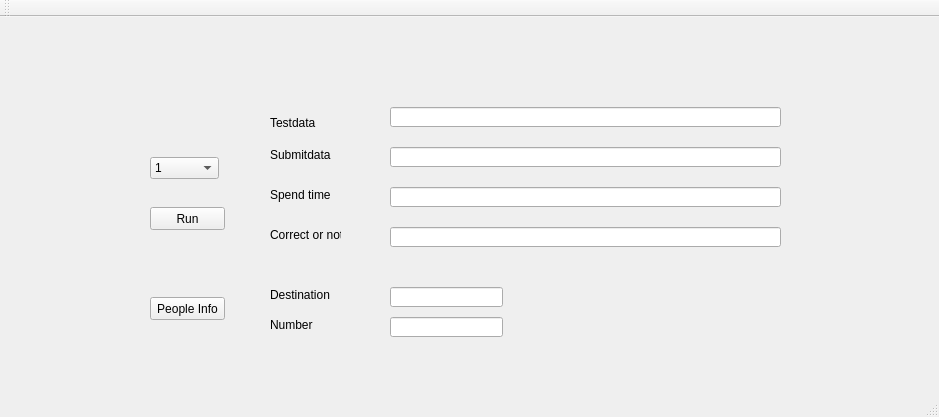
This is mainwindow.ui in eric56421/AOOP-Final-Project as Qt 5 draws it before an edit. The edited form follows.
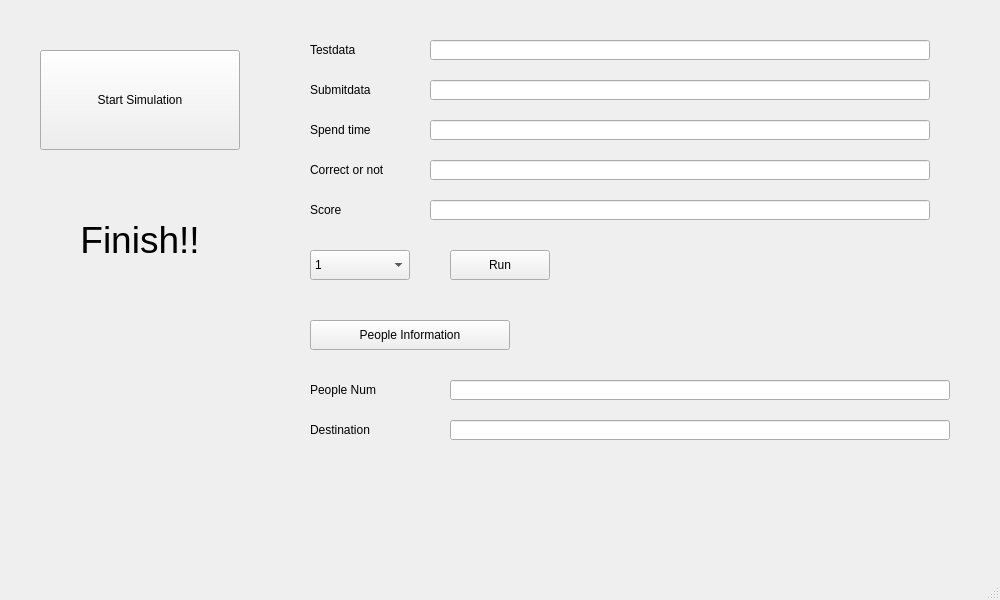
This is the edited form.

Patch:
```diff
--- a/mainwindow.ui
+++ b/mainwindow.ui
@@ -6,8 +6,8 @@
    <rect>
     <x>0</x>
     <y>0</y>
-    <width>939</width>
-    <height>417</height>
+    <width>1000</width>
+    <height>600</height>
    </rect>
   </property>
   <property name="windowTitle">
@@ -17,10 +17,23 @@
    <widget class="QLabel" name="label_7">
     <property name="geometry">
      <rect>
-      <x>270</x>
-      <y>130</y>
-      <width>71</width>
-      <height>16</height>
+      <x>310</x>
+      <y>40</y>
+      <width>100</width>
+      <height>20</height>
+     </rect>
+    </property>
+    <property name="text">
+     <string>Testdata</string>
+    </property>
+   </widget>
+   <widget class="QLabel" name="SubmitdataLabel">
+    <property name="geometry">
+     <rect>
+      <x>310</x>
+      <y>80</y>
+      <width>100</width>
+      <height>20</height>
      </rect>
     </property>
     <property name="text">
@@ -30,10 +43,10 @@
    <widget class="QLabel" name="label_8">
     <property name="geometry">
      <rect>
-      <x>270</x>
-      <y>170</y>
-      <width>71</width>
-      <height>16</height>
+      <x>310</x>
+      <y>120</y>
+      <width>100</width>
+      <height>20</height>
      </rect>
     </property>
     <property name="text">
@@ -43,10 +56,10 @@
    <widget class="QLabel" name="label_9">
     <property name="geometry">
      <rect>
-      <x>270</x>
-      <y>210</y>
-      <width>71</width>
-      <height>16</height>
+      <x>310</x>
+      <y>160</y>
+      <width>100</width>
+      <height>20</height>
      </rect>
     </property>
     <property name="text">
@@ -56,100 +69,50 @@
    <widget class="QLineEdit" name="lineSubmitdata">
     <property name="geometry">
      <rect>
-      <x>390</x>
-      <y>130</y>
-      <width>391</width>
+      <x>430</x>
+      <y>40</y>
+      <width>500</width>
       <height>20</height>
      </rect>
     </property>
-    <property name="inputMask">
-     <string/>
-    </property>
-    <property name="readOnly">
-     <bool>true</bool>
-    </property>
    </widget>
-   <widget class="QLabel" name="label_10">
+   <widget class="QLineEdit" name="SubmitdataLine">
     <property name="geometry">
      <rect>
-      <x>270</x>
-      <y>100</y>
-      <width>47</width>
-      <height>12</height>
-     </rect>
-    </property>
-    <property name="text">
-     <string>Testdata</string>
-    </property>
-   </widget>
-   <widget class="QLineEdit" name="lineCorrect">
-    <property name="geometry">
-     <rect>
-      <x>390</x>
-      <y>210</y>
-      <width>391</width>
+      <x>430</x>
+      <y>80</y>
+      <width>500</width>
       <height>20</height>
      </rect>
     </property>
-    <property name="inputMask">
-     <string/>
-    </property>
-    <property name="readOnly">
-     <bool>true</bool>
-    </property>
    </widget>
    <widget class="QLineEdit" name="lineTestdata">
     <property name="geometry">
      <rect>
-      <x>390</x>
-      <y>90</y>
-      <width>391</width>
+      <x>430</x>
+      <y>120</y>
+      <width>500</width>
       <height>20</height>
      </rect>
     </property>
-    <property name="inputMask">
-     <string/>
-    </property>
-    <property name="readOnly">
-     <bool>true</bool>
-    </property>
    </widget>
    <widget class="QLineEdit" name="lineSpendtime">
     <property name="geometry">
      <rect>
-      <x>390</x>
-      <y>170</y>
-      <width>391</width>
+      <x>430</x>
+      <y>160</y>
+      <width>500</width>
       <height>20</height>
      </rect>
     </property>
-    <property name="inputMask">
-     <string/>
-    </property>
-    <property name="readOnly">
-     <bool>true</bool>
-    </property>
    </widget>
-   <widget class="QPushButton" name="buttonRun">
+   <widget class="QComboBox" name="Slectfloorbox">
     <property name="geometry">
      <rect>
-      <x>150</x>
-      <y>190</y>
-      <width>75</width>
-      <height>23</height>
-     </rect>
-    </property>
-    <property name="text">
-     <string>Run</string>
-    </property>
-   </widget>
-   <widget class="QComboBox" name="comboBox">
-    <property name="geometry">
-     <rect>
-      <x>150</x>
-      <y>140</y>
-      <width>69</width>
-      <height>22</height>
+      <x>310</x>
+      <y>250</y>
+      <width>100</width>
+      <height>30</height>
      </rect>
     </property>
     <item>
@@ -203,46 +166,93 @@
      </property>
     </item>
    </widget>
-   <widget class="QLineEdit" name="linePeopleDes">
+   <widget class="QPushButton" name="RunButton">
     <property name="geometry">
      <rect>
-      <x>390</x>
-      <y>270</y>
-      <width>113</width>
-      <height>20</height>
+      <x>450</x>
+      <y>250</y>
+      <width>100</width>
+      <height>30</height>
      </rect>
     </property>
+    <property name="text">
+     <string>Run</string>
+    </property>
    </widget>
-   <widget class="QLineEdit" name="linePeopleNum">
+   <widget class="QPushButton" name="StartSimulationButton">
     <property name="geometry">
      <rect>
-      <x>390</x>
-      <y>300</y>
-      <width>113</width>
-      <height>20</height>
+      <x>40</x>
+      <y>50</y>
+      <width>200</width>
+      <height>100</height>
      </rect>
     </property>
+    <property name="text">
+     <string>Start Simulation</string>
+    </property>
    </widget>
    <widget class="QPushButton" name="buttonPeopleInfo">
     <property name="geometry">
      <rect>
-      <x>150</x>
-      <y>280</y>
-      <width>75</width>
-      <height>23</height>
+      <x>310</x>
+      <y>320</y>
+      <width>200</width>
+      <height>30</height>
      </rect>
     </property>
     <property name="text">
-     <string>People Info</string>
+     <string>People Information</string>
     </property>
    </widget>
    <widget class="QLabel" name="label">
     <property name="geometry">
      <rect>
-      <x>270</x>
-      <y>270</y>
-      <width>61</width>
-      <height>16</height>
+      <x>40</x>
+      <y>190</y>
+      <width>200</width>
+      <height>100</height>
+     </rect>
+    </property>
+    <property name="font">
+     <font>
+      <pointsize>28</pointsize>
+     </font>
+    </property>
+    <property name="text">
+     <string>Finish!!</string>
+    </property>
+    <property name="alignment">
+     <set>Qt::AlignCenter</set>
+    </property>
+   </widget>
+   <widget class="QLineEdit" name="DestinationLine">
+    <property name="geometry">
+     <rect>
+      <x>450</x>
+      <y>420</y>
+      <width>500</width>
+      <height>20</height>
+     </rect>
+    </property>
+   </widget>
+   <widget class="QLineEdit" name="PeopleNumLine">
+    <property name="geometry">
+     <rect>
+      <x>450</x>
+      <y>380</y>
+      <width>500</width>
+      <height>20</height>
+     </rect>
+    </property>
+   </widget>
+   <widget class="QLabel" name="DestinationLabel">
+    <property name="geometry">
+     <rect>
+      <x>310</x>
+      <y>420</y>
+      <width>100</width>
+      <height>20</height>
      </rect>
     </property>
     <property name="text">
@@ -252,14 +262,37 @@
    <widget class="QLabel" name="label_2">
     <property name="geometry">
      <rect>
-      <x>270</x>
-      <y>300</y>
-      <width>61</width>
-      <height>16</height>
+      <x>310</x>
+      <y>380</y>
+      <width>100</width>
+      <height>20</height>
      </rect>
     </property>
     <property name="text">
-     <string>Number</string>
+     <string>People Num</string>
+    </property>
+   </widget>
+   <widget class="QLabel" name="ScoreLabel">
+    <property name="geometry">
+     <rect>
+      <x>310</x>
+      <y>200</y>
+      <width>100</width>
+      <height>20</height>
+     </rect>
+    </property>
+    <property name="text">
+     <string>Score</string>
+    </property>
+   </widget>
+   <widget class="QLineEdit" name="ScoreLine">
+    <property name="geometry">
+     <rect>
+      <x>430</x>
+      <y>200</y>
+      <width>500</width>
+      <height>20</height>
+     </rect>
     </property>
    </widget>
   </widget>
@@ -273,17 +306,8 @@
     </rect>
    </property>
   </widget>
-  <widget class="QToolBar" name="mainToolBar">
-   <attribute name="toolBarArea">
-    <enum>TopToolBarArea</enum>
-   </attribute>
-   <attribute name="toolBarBreak">
-    <bool>false</bool>
-   </attribute>
-  </widget>
-  <widget class="QStatusBar" name="statusBar"/>
+  <widget class="QStatusBar" name="statusbar"/>
  </widget>
- <layoutdefault spacing="6" margin="11"/>
  <resources/>
  <connections/>
 </ui>
```
Left out of the diff: 126 changed lines with no effect on the pictures.
